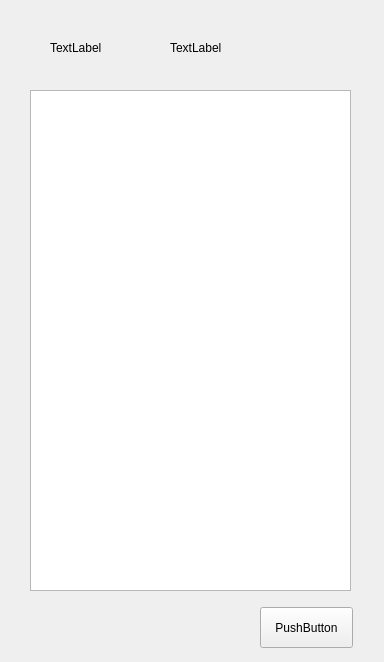
Before: the Qt Designer form friendlistform.ui in hellightning/QTencentClient, drawn with Qt 5.
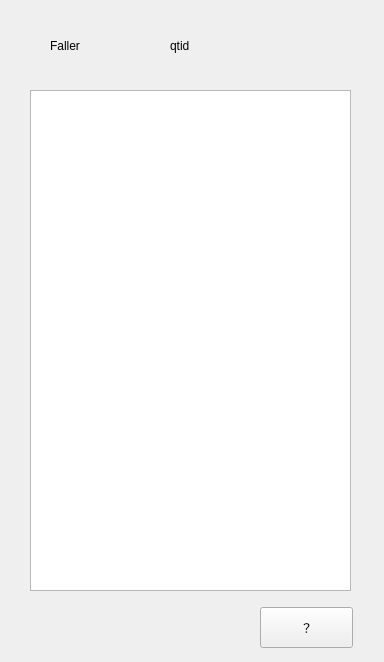
After: the same form once the commit is applied.

What changed in the file:
```diff
--- a/friendlistform.ui
+++ b/friendlistform.ui
@@ -17,26 +17,26 @@
    <property name="geometry">
     <rect>
      <x>170</x>
-     <y>40</y>
-     <width>72</width>
-     <height>15</height>
+     <y>30</y>
+     <width>91</width>
+     <height>31</height>
     </rect>
    </property>
    <property name="text">
-    <string>TextLabel</string>
+    <string>qtid</string>
    </property>
   </widget>
   <widget class="QLabel" name="label_2">
    <property name="geometry">
     <rect>
      <x>50</x>
-     <y>40</y>
-     <width>72</width>
-     <height>15</height>
+     <y>30</y>
+     <width>81</width>
+     <height>31</height>
     </rect>
    </property>
    <property name="text">
-    <string>TextLabel</string>
+    <string>Faller</string>
    </property>
   </widget>
   <widget class="QListWidget" name="listWidget">
@@ -59,7 +59,7 @@
     </rect>
    </property>
    <property name="text">
-    <string>PushButton</string>
+    <string>？</string>
    </property>
   </widget>
  </widget>
```
Left out of the diff: 6 changed lines with no effect on the pictures.
